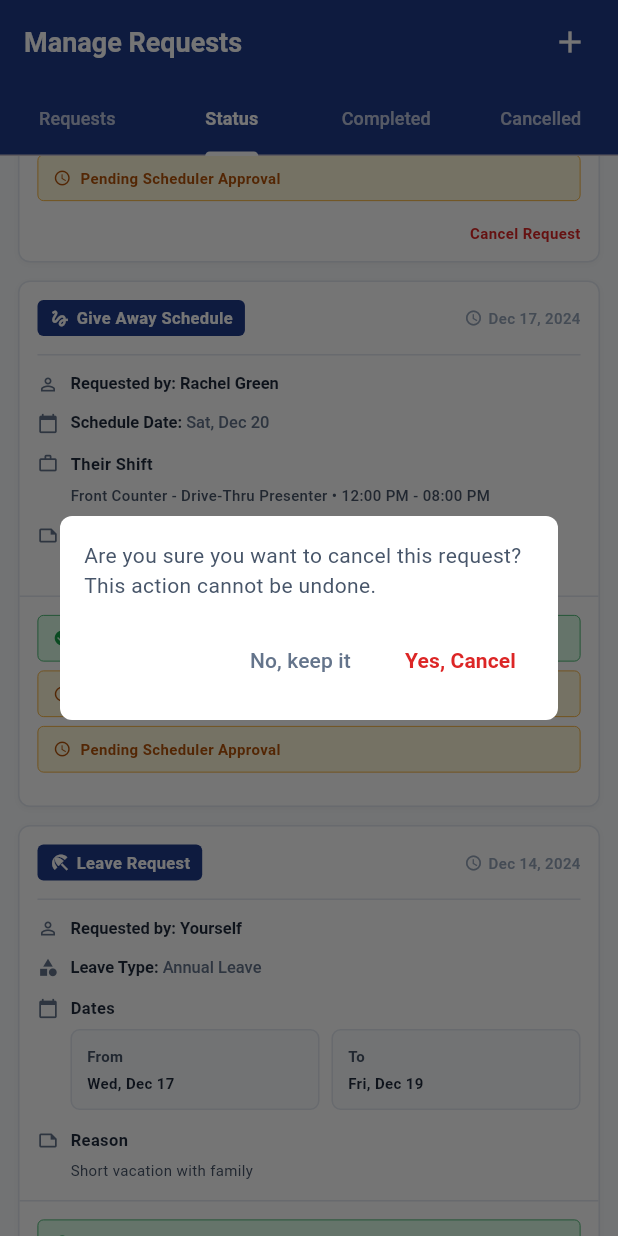
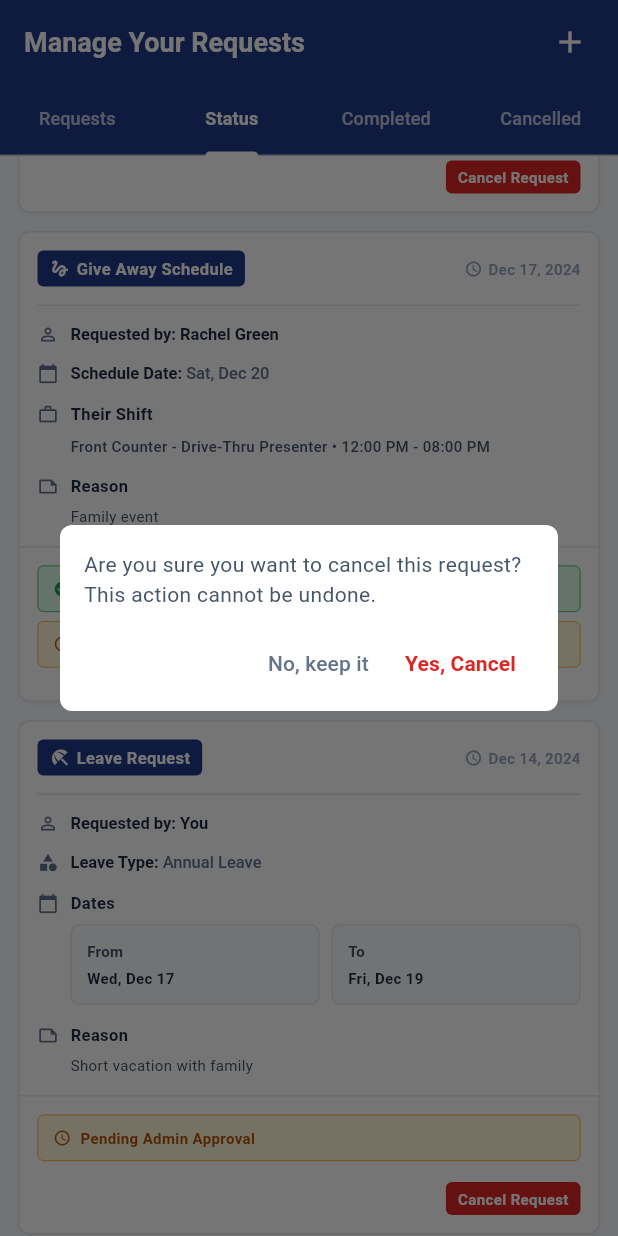
Before and after one commit to john-abellanosa/eSchedule, a Flutter app: the CrewRequestPage screen opened directly, tab 2 chosen, scrolled down 1152 dp, after a tap on "Cancel Request", on a phone screen of 412 x 824 dp. Run offline on Flutter 3.47's test engine with Material 3 defaults, Android fonts, the phone set to English and light mode, and no system bars.

Commit message:
4th commit

```diff
--- a/lib/features/crew/pages/crew_home_page.dart
+++ b/lib/features/crew/pages/crew_home_page.dart
@@ -324,7 +324,7 @@ class _CrewHomePageState extends State<CrewHomePage> {
                     style: const TextStyle(
                       fontSize: 14,
                       fontWeight: FontWeight.w600,
-                      color: Color(0xFF1E3A8A),
+                      color: Colors.black,
                     ),
                   ),
                   const SizedBox(height: 2),
--- a/lib/features/crew/pages/crew_request_page/crew_request_page.dart
+++ b/lib/features/crew/pages/crew_request_page/crew_request_page.dart
@@ -85,7 +85,7 @@ class _CrewRequestPageState extends State<CrewRequestPage>
           crossAxisAlignment: CrossAxisAlignment.start,
           children: [
             Text(
-              'Manage Requests',
+              'Manage Your Requests',
               style: TextStyle(
                 color: Colors.white,
                 fontSize: 18,
@@ -606,7 +606,7 @@ class _CrewRequestPageState extends State<CrewRequestPage>
         'reason': 'Need to attend evening class',
         'swapPartner': 'Emily Wilson',
         'requestedDate': 'Dec 14, 2024',
-        'approvedStatuses': ["Co-worker Accepted"],
+        'approvedStatuses': [],
         'pendingStatuses': [
           "Pending Admin Approval",
           "Pending Scheduler Approval",
@@ -617,7 +617,7 @@ class _CrewRequestPageState extends State<CrewRequestPage>
       {
         'type': 'Give Away',
         'id': '2',
-        'fromEmployee': 'David Kim',
+        'fromEmployee': 'You',
         'fromDepartment': 'Kitchen',
         'fromStation': 'Grill Station',
         'fromTimeIn': '08:00 AM',
@@ -638,7 +638,7 @@ class _CrewRequestPageState extends State<CrewRequestPage>
       {
         'type': 'Swap',
         'id': '3',
-        'fromEmployee': 'Sarah Johnson',
+        'fromEmployee': 'You',
         'fromDepartment': 'Front Counter',
         'fromStation': 'Counter 1',
         'fromTimeIn': '09:00 AM',
@@ -676,32 +676,29 @@ class _CrewRequestPageState extends State<CrewRequestPage>
         'reason': 'Family event',
         'swapPartner': '',
         'requestedDate': 'Dec 17, 2024',
-        'approvedStatuses': ["Co-worker Accepted"],
-        'pendingStatuses': [
-          "Pending Admin Approval",
-          "Pending Scheduler Approval",
-        ],
+        'approvedStatuses': ["Admin Approved"],
+        'pendingStatuses': ["Pending Scheduler Approval"],
         'canCancel': false,
       },
       // Leave Request - Pending Admin Approval
       {
         'type': 'Leave',
         'id': 'C3',
-        'fromEmployee': 'Yourself',
+        'fromEmployee': 'You',
         'leaveType': 'Annual Leave',
         'startDate': 'Wed, Dec 17',
         'endDate': 'Fri, Dec 19',
         'reason': 'Short vacation with family',
         'requestedDate': 'Dec 14, 2024',
-        'approvedStatuses': ["Admin Approved"], // Only Admin Approved
-        'pendingStatuses': [],
-        'canCancel': false,
+        'approvedStatuses': [], // Only Admin Approved
+        'pendingStatuses': ["Pending Admin Approval"],
+        'canCancel': true,
       },
       // Off Duty Request - Pending Scheduler Approval
       {
         'type': 'Off Duty',
         'id': 'O1',
-        'fromEmployee': 'Yourself',
+        'fromEmployee': 'You',
         'date': 'Tue, Dec 24',
         'duration': '2 Days',
         'reason': 'Christmas holiday',
@@ -837,14 +834,18 @@ class _CrewRequestPageState extends State<CrewRequestPage>
       alignment: Alignment.centerRight,
       child: GestureDetector(
         onTap: () => _handleCancelRequest(requestId),
-        child: const Padding(
-          padding: EdgeInsets.only(top: 4),
+        child: Container(
+          padding: const EdgeInsets.symmetric(horizontal: 8, vertical: 4),
+          decoration: BoxDecoration(
+            color: const Color(0xFFDC2626),
+            borderRadius: BorderRadius.circular(4),
+          ),
           child: Text(
             'Cancel Request',
             style: TextStyle(
               fontSize: 10,
               fontWeight: FontWeight.w600,
-              color: Color(0xFFDC2626),
+              color: Colors.white,
             ),
           ),
         ),
@@ -1443,18 +1444,17 @@ class _CrewRequestPageState extends State<CrewRequestPage>
     );
   }
 
-  // Handle cancel request with styled confirmation dialog
   // Handle cancel request with simple confirmation dialog
   void _handleCancelRequest(String requestId) {
     showDialog(
       context: context,
       builder: (context) => Dialog(
         backgroundColor: Colors.white,
-        shape: RoundedRectangleBorder(
-          borderRadius: BorderRadius.circular(8), // Reduced from 12 to 8
-        ),
+        shape: RoundedRectangleBorder(borderRadius: BorderRadius.circular(8)),
+        child: Container(
+          constraints: BoxConstraints(minWidth: 300),
           child: Padding(
-          padding: const EdgeInsets.all(16), // Reduced from 20 to 16
+            padding: const EdgeInsets.fromLTRB(16, 16, 16, 8),
             child: Column(
               mainAxisSize: MainAxisSize.min,
               crossAxisAlignment: CrossAxisAlignment.start,
@@ -1469,7 +1469,8 @@ class _CrewRequestPageState extends State<CrewRequestPage>
                   ),
                 ),
 
-              const SizedBox(height: 16), // Reduced from 24 to 16
+                const SizedBox(height: 12),
+
                 // Buttons at bottom right
                 Align(
                   alignment: Alignment.centerRight,
@@ -1488,8 +1489,6 @@ class _CrewRequestPageState extends State<CrewRequestPage>
                         ),
                       ),
 
-                    const SizedBox(width: 12), // Reduced from 16 to 12
-
                       TextButton(
                         onPressed: () {
                           Navigator.pop(context);
@@ -1514,6 +1513,7 @@ class _CrewRequestPageState extends State<CrewRequestPage>
                   ),
                 ),
               ],
+            ),
           ),
         ),
       ),
@@ -1540,11 +1540,7 @@ class _CrewRequestPageState extends State<CrewRequestPage>
         'reason': 'Medical appointment in the afternoon',
         'swapPartner': 'Robert Garcia',
         'requestedDate': 'Dec 12, 2024',
-        'approvedStatuses': [
-          "Co-worker Accepted",
-          "Admin Approved",
-          "Scheduler Approved",
-        ],
+        'approvedStatuses': ["Admin Approved", "Scheduler Approved"],
         'pendingStatuses': [],
         'canCancel': false,
       },
@@ -1552,7 +1548,7 @@ class _CrewRequestPageState extends State<CrewRequestPage>
       {
         'type': 'Give Away',
         'id': 'C2',
-        'fromEmployee': 'Kevin Patel',
+        'fromEmployee': 'You',
         'fromDepartment': 'Kitchen',
         'fromStation': 'Grill Station',
         'fromTimeIn': '02:00 PM',
@@ -1577,7 +1573,7 @@ class _CrewRequestPageState extends State<CrewRequestPage>
       {
         'type': 'Leave',
         'id': 'C3',
-        'fromEmployee': 'Yourself',
+        'fromEmployee': 'You',
         'leaveType': 'Annual Leave',
         'startDate': 'Wed, Dec 17',
         'endDate': 'Fri, Dec 19',
@@ -1591,7 +1587,7 @@ class _CrewRequestPageState extends State<CrewRequestPage>
       {
         'type': 'Off Duty',
         'id': 'C4',
-        'fromEmployee': 'Yourself',
+        'fromEmployee': 'You',
         'date': 'Sat, Dec 20',
         'duration': '1 Day',
         'reason': 'Personal day off for relocation',
@@ -2228,7 +2224,7 @@ class _CrewRequestPageState extends State<CrewRequestPage>
       {
         'type': 'Swap',
         'id': 'X1',
-        'fromEmployee': 'John Smith',
+        'fromEmployee': 'You',
         'fromDepartment': 'Drive Thru',
         'fromStation': 'Cashier',
         'fromTimeIn': '03:00 PM',
@@ -2262,7 +2258,7 @@ class _CrewRequestPageState extends State<CrewRequestPage>
         'reason': 'Personal errands to run',
         'swapPartner': '',
         'requestedDate': 'Dec 19, 2024',
-        'approvedStatuses': ["Co-worker Accepted"],
+        'approvedStatuses': [],
         'pendingStatuses': ["Admin Declined"],
         'canCancel': false,
       },
@@ -2283,7 +2279,7 @@ class _CrewRequestPageState extends State<CrewRequestPage>
         'reason': 'Medical checkup scheduled',
         'swapPartner': 'Emma Davis',
         'requestedDate': 'Dec 20, 2024',
-        'approvedStatuses': ["Co-worker Accepted", "Admin Approved"],
+        'approvedStatuses': ["Admin Approved"],
         'pendingStatuses': ["Scheduler Declined"],
         'canCancel': false,
       },
@@ -2291,7 +2287,7 @@ class _CrewRequestPageState extends State<CrewRequestPage>
       {
         'type': 'Leave',
         'id': 'X4',
-        'fromEmployee': 'Yourself',
+        'fromEmployee': 'You',
         'leaveType': 'Sick Leave',
         'startDate': 'Fri, Dec 26',
         'endDate': 'Mon, Dec 29',
@@ -2305,7 +2301,7 @@ class _CrewRequestPageState extends State<CrewRequestPage>
       {
         'type': 'Off Duty',
         'id': 'X5',
-        'fromEmployee': 'Yourself',
+        'fromEmployee': 'You',
         'date': 'Tue, Dec 30',
         'duration': '1 Day',
         'reason': 'Need personal day for home repairs',
@@ -2331,15 +2327,15 @@ class _CrewRequestPageState extends State<CrewRequestPage>
         'reason': 'Unexpected personal commitment',
         'swapPartner': '',
         'requestedDate': 'Dec 21, 2024',
-        'approvedStatuses': [],
-        'pendingStatuses': ["Cancelled"],
+        'approvedStatuses': ["Admin Approved"],
+        'pendingStatuses': ["Scheduler Declined"],
         'canCancel': false,
       },
       // EXAMPLE 7: Off Duty Request - Declined by Scheduler
       {
         'type': 'Off Duty',
         'id': 'X7',
-        'fromEmployee': 'Yourself',
+        'fromEmployee': 'You',
         'date': 'Sat, Jan 4',
         'duration': '2 Days',
         'reason': 'Weekend family event',
@@ -2352,7 +2348,7 @@ class _CrewRequestPageState extends State<CrewRequestPage>
       {
         'type': 'Leave',
         'id': 'X8',
-        'fromEmployee': 'Yourself',
+        'fromEmployee': 'You',
         'leaveType': 'Annual Leave',
         'startDate': 'Wed, Jan 1',
         'endDate': 'Fri, Jan 3',
--- a/lib/features/manager/pages/manager_home_page.dart
+++ b/lib/features/manager/pages/manager_home_page.dart
@@ -223,7 +223,7 @@ class ManagerHomePage extends StatelessWidget {
                     style: const TextStyle(
                       fontSize: 14,
                       fontWeight: FontWeight.w600,
-                      color: Color(0xFF1E3A8A),
+                      color: Colors.black,
                     ),
                   ),
                   const SizedBox(height: 2),
--- a/lib/features/manager/pages/manager_request_page/manager_request_page.dart
+++ b/lib/features/manager/pages/manager_request_page/manager_request_page.dart
@@ -1,4 +1,5 @@
 import 'package:flutter/material.dart';
+import 'package:escheduler/features/manager/pages/manager_request_page/widgets/empty_state/empty_state.dart';
 import 'package:escheduler/features/manager/pages/manager_request_page/dialog/new_request_dialog.dart';
 import 'package:escheduler/features/manager/pages/manager_request_page/widgets/input_widgets/input_widgets.dart';
 import 'package:escheduler/features/manager/pages/manager_request_page/request_form/leave_request_form.dart';
@@ -80,7 +81,7 @@ class _ManagerRequestPageState extends State<ManagerRequestPage>
           crossAxisAlignment: CrossAxisAlignment.start,
           children: [
             Text(
-              'Manage Requests',
+              'Manage Your Requests',
               style: TextStyle(
                 color: Colors.white,
                 fontSize: 18,
@@ -145,7 +146,7 @@ class _ManagerRequestPageState extends State<ManagerRequestPage>
 
   Widget _buildRequestsTab() {
     if (_requests.isEmpty) {
-      return _buildEmptyState(
+      return buildEmptyState(
         icon: Icons.gesture,
         title: 'No Requests',
         message: 'No one is requesting shifts from you',
@@ -570,7 +571,7 @@ class _ManagerRequestPageState extends State<ManagerRequestPage>
       {
         'type': 'Swap',
         'id': '1',
-        'fromEmployee': 'Michael Rodriguez',
+        'fromEmployee': 'You',
         'fromPosition': 'Service Manager',
         'fromTimeIn': '02:00 PM',
         'fromTimeOut': '10:00 PM',
@@ -601,17 +602,14 @@ class _ManagerRequestPageState extends State<ManagerRequestPage>
         'swapPartner': 'Alex Brown',
         'requestedDate': 'Dec 16, 2024',
         'approvedStatuses': [],
-        'pendingStatuses': [
-          "Awaiting Co-worker's response",
-          "Pending Admin Approval",
-        ],
-        'canCancel': true,
+        'pendingStatuses': ["Pending Admin Approval"],
+        'canCancel': false,
       },
       // Leave Request - Pending Admin Approval
       {
         'type': 'Leave',
         'id': 'C3',
-        'fromEmployee': 'Yourself',
+        'fromEmployee': 'You',
         'leaveType': 'Annual Leave',
         'startDate': 'Wed, Dec 17',
         'endDate': 'Fri, Dec 19',
@@ -625,7 +623,7 @@ class _ManagerRequestPageState extends State<ManagerRequestPage>
       {
         'type': 'Off Duty',
         'id': 'O1',
-        'fromEmployee': 'Yourself',
+        'fromEmployee': 'You',
         'date': 'Tue, Dec 24',
         'duration': '2 Days',
         'reason': 'Christmas holiday',
@@ -637,7 +635,7 @@ class _ManagerRequestPageState extends State<ManagerRequestPage>
     ];
 
     if (_statusRequests.isEmpty) {
-      return _buildEmptyState(
+      return buildEmptyState(
         icon: Icons.pending_actions,
         title: 'No Status Updates',
         message: 'No requests are currently being processed',
@@ -754,14 +752,18 @@ class _ManagerRequestPageState extends State<ManagerRequestPage>
       alignment: Alignment.centerRight,
       child: GestureDetector(
         onTap: () => _handleCancelRequest(requestId),
-        child: const Padding(
-          padding: EdgeInsets.only(top: 4),
+        child: Container(
+          padding: const EdgeInsets.symmetric(horizontal: 8, vertical: 4),
+          decoration: BoxDecoration(
+            color: const Color(0xFFDC2626),
+            borderRadius: BorderRadius.circular(4),
+          ),
           child: Text(
             'Cancel Request',
             style: TextStyle(
               fontSize: 10,
               fontWeight: FontWeight.w600,
-              color: Color(0xFFDC2626),
+              color: Colors.white,
             ),
           ),
         ),
@@ -1364,8 +1366,10 @@ class _ManagerRequestPageState extends State<ManagerRequestPage>
       builder: (context) => Dialog(
         backgroundColor: Colors.white,
         shape: RoundedRectangleBorder(borderRadius: BorderRadius.circular(8)),
+        child: Container(
+          constraints: BoxConstraints(minWidth: 300),
           child: Padding(
-          padding: const EdgeInsets.all(16),
+            padding: const EdgeInsets.fromLTRB(16, 16, 16, 8),
             child: Column(
               mainAxisSize: MainAxisSize.min,
               crossAxisAlignment: CrossAxisAlignment.start,
@@ -1380,7 +1384,8 @@ class _ManagerRequestPageState extends State<ManagerRequestPage>
                   ),
                 ),
 
-              const SizedBox(height: 16),
+                const SizedBox(height: 12),
+
                 // Buttons at bottom right
                 Align(
                   alignment: Alignment.centerRight,
@@ -1399,8 +1404,6 @@ class _ManagerRequestPageState extends State<ManagerRequestPage>
                         ),
                       ),
 
-                    const SizedBox(width: 12),
-
                       TextButton(
                         onPressed: () {
                           Navigator.pop(context);
@@ -1428,6 +1431,7 @@ class _ManagerRequestPageState extends State<ManagerRequestPage>
             ),
           ),
         ),
+      ),
     );
   }
 
@@ -1438,7 +1442,7 @@ class _ManagerRequestPageState extends State<ManagerRequestPage>
       {
         'type': 'Swap',
         'id': 'C1',
-        'fromEmployee': 'Jennifer Lee',
+        'fromEmployee': 'You',
         'fromPosition': 'Service Manager',
         'fromTimeIn': '11:00 AM',
         'fromTimeOut': '07:00 PM',
@@ -1468,7 +1472,7 @@ class _ManagerRequestPageState extends State<ManagerRequestPage>
         'reason': 'Family wedding ceremony',
         'swapPartner': '',
         'requestedDate': 'Dec 13, 2024',
-        'approvedStatuses': ["Co-worker Accepted", "Admin Approved"],
+        'approvedStatuses': ["Admin Approved"],
         'pendingStatuses': [],
         'canCancel': false,
       },
@@ -1476,7 +1480,7 @@ class _ManagerRequestPageState extends State<ManagerRequestPage>
       {
         'type': 'Leave',
         'id': 'C3',
-        'fromEmployee': 'Yourself',
+        'fromEmployee': 'You',
         'leaveType': 'Annual Leave',
         'startDate': 'Wed, Dec 17',
         'endDate': 'Fri, Dec 19',
@@ -1490,7 +1494,7 @@ class _ManagerRequestPageState extends State<ManagerRequestPage>
       {
         'type': 'Off Duty',
         'id': 'C4',
-        'fromEmployee': 'Yourself',
+        'fromEmployee': 'You',
         'date': 'Sat, Dec 20',
         'duration': '1 Day',
         'reason': 'Personal day off for relocation',
@@ -1502,7 +1506,7 @@ class _ManagerRequestPageState extends State<ManagerRequestPage>
     ];
 
     if (_completedRequests.isEmpty) {
-      return _buildEmptyState(
+      return buildEmptyState(
         icon: Icons.check_circle,
         title: 'No Completed Requests',
         message: 'Your completed requests will appear here',
@@ -2143,7 +2147,7 @@ class _ManagerRequestPageState extends State<ManagerRequestPage>
       {
         'type': 'Give Away',
         'id': 'X2',
-        'fromEmployee': 'Maria Garcia',
+        'fromEmployee': 'You',
         'fromPosition': 'Manager In-Charge',
         'fromTimeIn': '09:00 AM',
         'fromTimeOut': '05:00 PM',
@@ -2162,7 +2166,7 @@ class _ManagerRequestPageState extends State<ManagerRequestPage>
       {
         'type': 'Leave',
         'id': 'X4',
-        'fromEmployee': 'Yourself',
+        'fromEmployee': 'You',
         'leaveType': 'Sick Leave',
         'startDate': 'Fri, Dec 26',
         'endDate': 'Mon, Dec 29',
@@ -2176,7 +2180,7 @@ class _ManagerRequestPageState extends State<ManagerRequestPage>
       {
         'type': 'Off Duty',
         'id': 'X5',
-        'fromEmployee': 'Yourself',
+        'fromEmployee': 'You',
         'date': 'Tue, Dec 30',
         'duration': '1 Day',
         'reason': 'Need personal day for home repairs',
@@ -2188,7 +2192,7 @@ class _ManagerRequestPageState extends State<ManagerRequestPage>
     ];
 
     if (_cancelledRequests.isEmpty) {
-      return _buildEmptyState(
+      return buildEmptyState(
         icon: Icons.cancel,
         title: 'No Cancelled Requests',
         message: 'Cancelled requests will appear here',
@@ -2834,36 +2838,6 @@ class _ManagerRequestPageState extends State<ManagerRequestPage>
                 _buildCancelButton(canCancel, requestId),
               ],
             ),
-          ),
-        ],
-      ),
-    );
-  }
-
-  Widget _buildEmptyState({
-    required IconData icon,
-    required String title,
-    required String message,
-  }) {
-    return Container(
-      padding: const EdgeInsets.symmetric(vertical: 48),
-      child: Column(
-        children: [
-          Icon(icon, size: 48, color: const Color(0xFFCBD5E1)),
-          const SizedBox(height: 16),
-          Text(
-            title,
-            style: const TextStyle(
-              fontSize: 16,
-              fontWeight: FontWeight.w600,
-              color: Color(0xFF64748B),
-            ),
-          ),
-          const SizedBox(height: 8),
-          Text(
-            message,
-            textAlign: TextAlign.center,
-            style: const TextStyle(fontSize: 14, color: Color(0xFF94A3B8)),
           ),
         ],
       ),
--- /dev/null
+++ b/lib/features/manager/pages/manager_request_page/widgets/empty_state/empty_state.dart
@@ -0,0 +1,31 @@
+import 'package:flutter/material.dart';
+
+Widget buildEmptyState({
+  required IconData icon,
+  required String title,
+  required String message,
+}) {
+  return Container(
+    padding: const EdgeInsets.symmetric(vertical: 48),
+    child: Column(
+      children: [
+        Icon(icon, size: 48, color: const Color(0xFFCBD5E1)),
+        const SizedBox(height: 16),
+        Text(
+          title,
+          style: const TextStyle(
+            fontSize: 16,
+            fontWeight: FontWeight.w600,
+            color: Color(0xFF64748B),
+          ),
+        ),
+        const SizedBox(height: 8),
+        Text(
+          message,
+          textAlign: TextAlign.center,
+          style: const TextStyle(fontSize: 14, color: Color(0xFF94A3B8)),
+        ),
+      ],
+    ),
+  );
+}
```
Also changed, not shown: lib/features/crew/pages/crew_request_page/request_form/off_duty_request_form.dart (+0 -15 lines), lib/features/manager/pages/manager_request_page/request_form/off_duty_request_form.dart (+0 -15 lines). Lines whose indentation alone changed are shown as unchanged.
